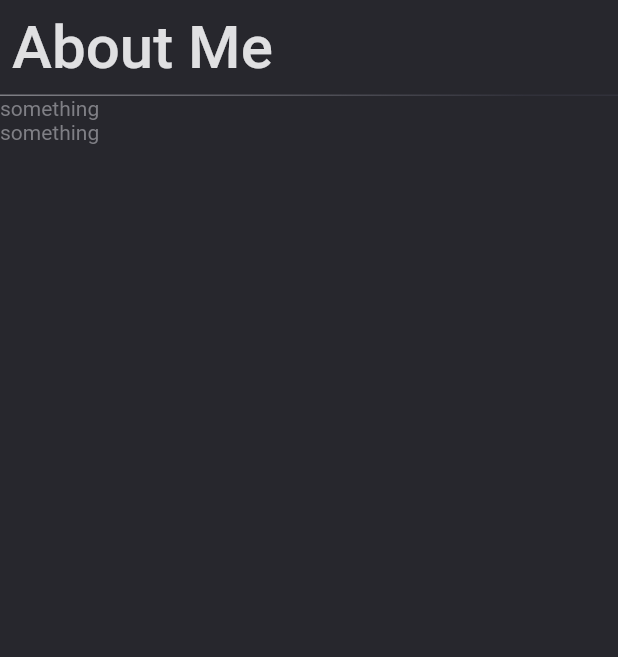
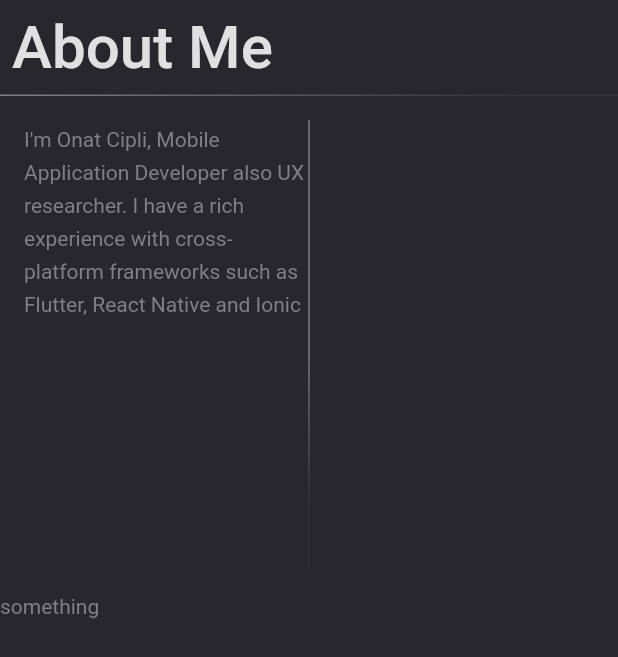
Before and after one commit to onatcipli/onatcipli.github.io, a Flutter app: the AboutView widget shown alone on an empty page, opened directly, on a phone screen of 412 x 824 dp. Shown: the top 657 px of the screen. Run offline on Flutter 3.47's test engine with Material 2 defaults, Android fonts, the phone set to English and light mode, and no system bars; our stand-ins replace responsive_builder.

Commit message:
custom_divider.dart widget added (not finished yet)

```diff
--- a/lib/pages/about_view.dart
+++ b/lib/pages/about_view.dart
@@ -1,10 +1,19 @@
 import 'package:flutter/material.dart';
 import 'package:onatcipli_github_io/widgets/custom_divider.dart';
 
+import 'package:responsive_builder/responsive_builder.dart';
+
 class AboutView extends StatelessWidget {
+  final String _aboutMeString =
+      "I'm Onat Cipli, Mobile Application Developer also UX researcher. " +
+          "I have a rich experience with cross-platform frameworks such as Flutter, React Native and Ionic";
+
+  var _columnGlobalKey = GlobalKey();
+
   @override
   Widget build(BuildContext context) {
     return Column(
+      key: _columnGlobalKey,
       crossAxisAlignment: CrossAxisAlignment.stretch,
       children: <Widget>[
         Align(
@@ -17,8 +26,43 @@
             ),
           ),
         ),
-        CustomDivider(),
-        Text('something'),
+        ResponsiveBuilder(
+          builder: (BuildContext context, SizingInformation sizingInformation) {
+            return CustomDivider(
+              sizingInformation: sizingInformation,
+            );
+          },
+        ),
+        Padding(
+          padding: const EdgeInsets.all(16.0),
+          child: Row(
+            crossAxisAlignment: CrossAxisAlignment.start,
+            mainAxisSize: MainAxisSize.max,
+            children: <Widget>[
+              Expanded(
+                flex: 1,
+                child: Text(
+                  _aboutMeString,
+                  style: TextStyle(
+                    height: 1.6,
+                  ),
+                ),
+              ),
+              ResponsiveBuilder(
+                builder: (BuildContext context, SizingInformation sizingInformation) {
+                  return CustomDivider(
+                    sizingInformation: sizingInformation,
+                    direction: Axis.vertical,
+                  );
+                },
+              ),
+              Expanded(
+                flex: 1,
+                child: Container(),
+              ),
+            ],
+          ),
+        ),
         Text('something'),
       ],
     );
--- a/lib/pages/desktop_view.dart
+++ b/lib/pages/desktop_view.dart
@@ -22,7 +22,7 @@
         Expanded(
           flex: 3,
           child: Padding(
-            padding: const EdgeInsets.all(60.0),
+            padding: const EdgeInsets.fromLTRB(60.0,60,0,60),
             child: Card(
               elevation: 5,
               child: Column(
@@ -83,9 +83,19 @@
           ),
         ),
         Expanded(
+          flex: 1,
+          child: Padding(
+            padding: const EdgeInsets.fromLTRB(40,140,40,140),
+            child: Card(
+              elevation: 10,
+              child: Text('toolBar'),
+            ),
+          ),
+        ),
+        Expanded(
           flex: 4,
           child: Padding(
-            padding: const EdgeInsets.all(80.0),
+            padding: const EdgeInsets.fromLTRB(0,80,80,80),
             child: Card(
               child: Navigator(
                 onGenerateRoute: CustomNavigator.onGenerateRoute,
--- a/lib/widgets/custom_divider.dart
+++ b/lib/widgets/custom_divider.dart
@@ -1,15 +1,34 @@
 import 'package:flutter/material.dart';
+import 'package:responsive_builder/responsive_builder.dart';
 
 class CustomDivider extends StatelessWidget {
+  final Axis direction;
+
+  final double thickness;
+
+  final SizingInformation sizingInformation;
+
+  const CustomDivider({
+    Key key,
+    this.direction = Axis.horizontal,
+    this.thickness = 1.0,
+    this.sizingInformation,
+  }) : super(key: key);
+
   @override
   Widget build(BuildContext context) {
     return Container(
-      height: 1,
-      width: double.infinity,
+      height:
+          direction == Axis.horizontal ? thickness : 300,
+      width: direction == Axis.horizontal ? sizingInformation.localWidgetSize.width : thickness,
       decoration: BoxDecoration(
         gradient: LinearGradient(
-          begin: Alignment.topLeft,
-          end: Alignment(0.7, 0.0),
+          begin: direction == Axis.horizontal
+              ? Alignment.centerLeft
+              : Alignment.center,
+          end: direction == Axis.horizontal
+              ? Alignment(0.7, 0.0)
+              : Alignment(0.0, 0.7),
           // 10% of the width, so there are ten blinds.
           colors: [Color(0xff7F7F85), Color(0xff31313A)],
           // whitish to gray
```
